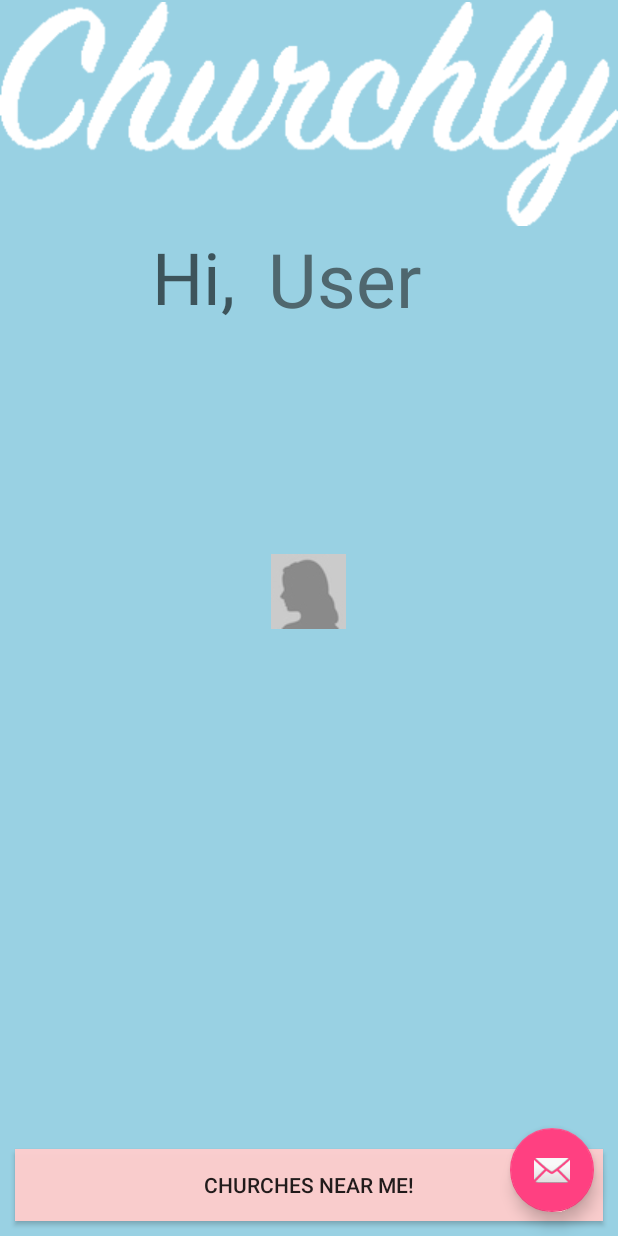
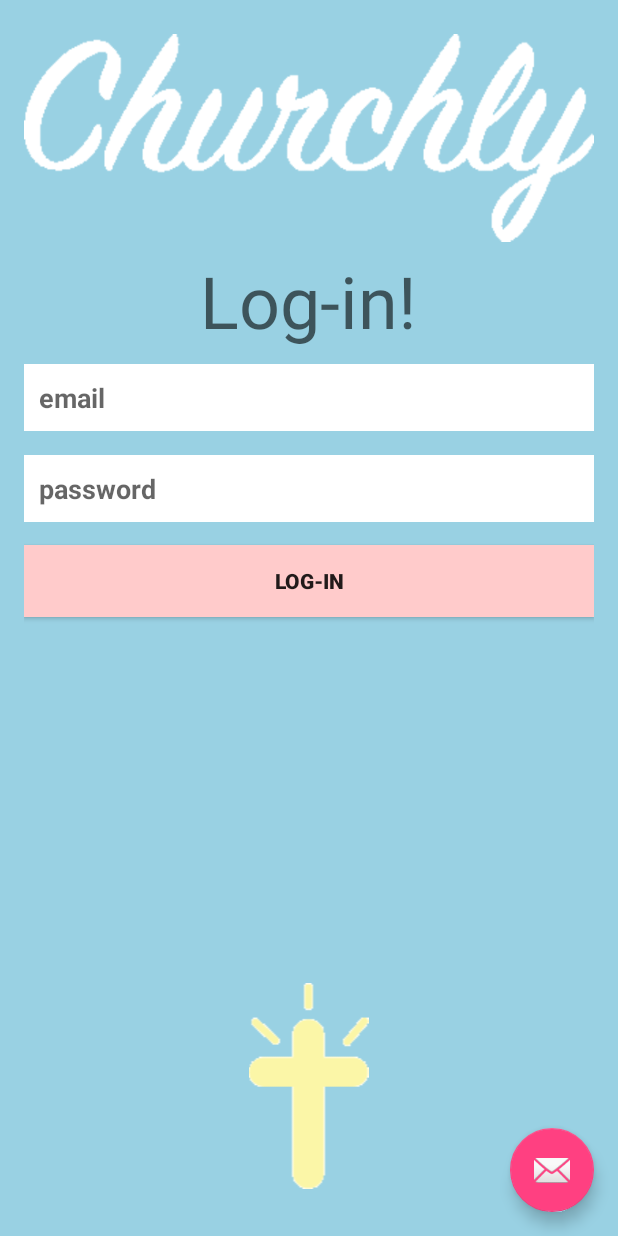
Before and after one commit to tessachi33/Churchly, an Android app: the screen it shows after launch (userActivity before the commit, loginActivity after it), after a tap on "LOG-IN", on a phone screen of 412 x 824 dp. Run offline under Robolectric (Android 15) with nearby library versions, the phone set to English and light mode, and no system bars; our stand-ins replace ButterKnife; libraries missing offline, so code that uses them is left out: com.parse; 2 statements that could not run were skipped.

Commit message:
Add loginActivity

```diff
--- a/app/src/main/AndroidManifest.xml
+++ b/app/src/main/AndroidManifest.xml
@@ -52,6 +52,11 @@
             android:label="@string/title_activity_signup2"
             android:theme="@style/AppTheme" >
         </activity>
+        <activity
+            android:name=".ui.loginActivity"
+            android:label="@string/title_activity_login"
+            android:theme="@style/AppTheme" >
+        </activity>
     </application>
 
 </manifest>
--- a/app/src/main/java/io/github/tessachi33/churchly/ui/MainActivity.java
+++ b/app/src/main/java/io/github/tessachi33/churchly/ui/MainActivity.java
@@ -30,7 +30,7 @@ public class MainActivity extends AppCompatActivity {
         mLoginButton.setOnClickListener(new View.OnClickListener() {
             @Override
             public void onClick(View v) {
-                Intent intent = new Intent(MainActivity.this, userActivity.class);
+                Intent intent = new Intent(MainActivity.this, loginActivity.class);
                 startActivity(intent);
             }
         });
--- /dev/null
+++ b/app/src/main/java/io/github/tessachi33/churchly/ui/loginActivity.java
@@ -0,0 +1,23 @@
+package io.github.tessachi33.churchly.ui;
+
+import android.os.Bundle;
+import android.support.design.widget.FloatingActionButton;
+import android.support.design.widget.Snackbar;
+import android.support.v7.app.AppCompatActivity;
+import android.support.v7.widget.Toolbar;
+import android.view.View;
+
+import butterknife.ButterKnife;
+import io.github.tessachi33.churchly.R;
+
+public class loginActivity extends AppCompatActivity {
+
+    @Override
+    protected void onCreate(Bundle savedInstanceState) {
+        super.onCreate(savedInstanceState);
+        setContentView(R.layout.activity_login);
+        ButterKnife.bind(this);
+
+    }
+
+}
--- a/app/src/main/java/io/github/tessachi33/churchly/ui/userActivity.java
+++ b/app/src/main/java/io/github/tessachi33/churchly/ui/userActivity.java
@@ -8,24 +8,29 @@ import android.support.v7.app.AppCompatActivity;
 import android.support.v7.widget.Toolbar;
 import android.view.View;
 import android.widget.Button;
+import android.widget.EditText;
 
+import com.parse.LogInCallback;
 import com.parse.Parse;
+import com.parse.ParseException;
+import com.parse.ParseUser;
 
 import java.util.ArrayList;
 
+import butterknife.Bind;
+import butterknife.ButterKnife;
 import io.github.tessachi33.churchly.R;
 
 public class userActivity extends AppCompatActivity {
 
-    private ArrayList<String> mUser;
-    private Button mChurchButton;
+  @Bind(R.id.churchButton) Button mChurchButton;
+
 
     @Override
     protected void onCreate(Bundle savedInstanceState) {
         super.onCreate(savedInstanceState);
         setContentView(R.layout.activity_user);
-
-        mChurchButton = (Button) findViewById(R.id.churchButton);
+        ButterKnife.bind(this);
 
         mChurchButton.setOnClickListener(new View.OnClickListener() {
             @Override
@@ -33,7 +38,6 @@ public class userActivity extends AppCompatActivity {
                 Intent intent = new Intent(userActivity.this, churchActivity.class);
                 startActivity(intent);
 
-
             }
         });
     }
--- /dev/null
+++ b/app/src/main/res/layout/activity_login.xml
@@ -0,0 +1,21 @@
+<?xml version="1.0" encoding="utf-8"?>
+<android.support.design.widget.CoordinatorLayout
+    xmlns:android="http://schemas.android.com/apk/res/android"
+    xmlns:app="http://schemas.android.com/apk/res-auto"
+    xmlns:tools="http://schemas.android.com/tools"
+    android:layout_width="match_parent"
+    android:layout_height="match_parent"
+    android:fitsSystemWindows="true"
+    tools:context="io.github.tessachi33.churchly.ui.loginActivity">
+
+    <include layout="@layout/content_login"/>
+
+    <android.support.design.widget.FloatingActionButton
+        android:id="@+id/fab"
+        android:layout_width="wrap_content"
+        android:layout_height="wrap_content"
+        android:layout_gravity="bottom|end"
+        android:layout_margin="@dimen/fab_margin"
+        android:src="@android:drawable/ic_dialog_email"/>
+
+</android.support.design.widget.CoordinatorLayout>
--- /dev/null
+++ b/app/src/main/res/layout/content_login.xml
@@ -0,0 +1,94 @@
+<?xml version="1.0" encoding="utf-8"?>
+<RelativeLayout
+    xmlns:android="http://schemas.android.com/apk/res/android"
+    xmlns:tools="http://schemas.android.com/tools"
+    xmlns:app="http://schemas.android.com/apk/res-auto"
+    android:layout_width="match_parent"
+    android:layout_height="match_parent"
+    android:paddingLeft="@dimen/activity_horizontal_margin"
+    android:paddingRight="@dimen/activity_horizontal_margin"
+    android:paddingTop="@dimen/activity_vertical_margin"
+    android:paddingBottom="@dimen/activity_vertical_margin"
+    app:layout_behavior="@string/appbar_scrolling_view_behavior"
+    tools:showIn="@layout/activity_login"
+    android:background="#99D1E3"
+    tools:context="io.github.tessachi33.churchly.ui.loginActivity">
+
+    <ImageView
+        android:layout_width="fill_parent"
+        android:layout_height="wrap_content"
+        android:id="@+id/churchly_text"
+        android:layout_alignParentTop="true"
+        android:layout_centerHorizontal="true"
+        android:src="@drawable/churchly_text"
+        android:background="@android:color/transparent" />
+
+
+    <ImageView
+        android:layout_width="wrap_content"
+        android:layout_height="wrap_content"
+        android:id="@+id/churchly_cross"
+        android:src="@drawable/churchly_cross"
+        android:background="@android:color/transparent"
+        android:layout_alignParentBottom="true"
+        android:layout_alignLeft="@+id/textLog"
+        android:layout_alignStart="@+id/textLog"
+        android:layout_below="@+id/signupButton"
+        android:layout_alignRight="@+id/textLog"
+        android:layout_alignEnd="@+id/textLog"
+        android:layout_marginTop="30dp"
+        android:layout_marginBottom="15dp" />
+
+    <EditText
+        android:layout_width="fill_parent"
+        android:layout_height="wrap_content"
+        android:inputType="textEmailAddress"
+        android:ems="10"
+        android:id="@+id/email"
+        android:hint="email"
+        android:textStyle="bold"
+        android:typeface="normal"
+        android:background="@android:color/white"
+        android:layout_below="@+id/textLog"
+        android:layout_centerHorizontal="true"
+        android:layout_marginTop="10dp"
+        android:padding="10dp" />
+
+    <EditText
+        android:layout_width="fill_parent"
+        android:layout_height="wrap_content"
+        android:inputType="textPassword"
+        android:ems="10"
+        android:id="@+id/password"
+        android:textStyle="bold"
+        android:hint="password"
+        android:background="@android:color/white"
+        android:layout_alignLeft="@+id/email"
+        android:layout_alignStart="@+id/email"
+        android:layout_below="@+id/email"
+        android:layout_marginTop="16dp"
+        android:padding="10dp" />
+
+    <TextView
+        android:layout_width="wrap_content"
+        android:layout_height="wrap_content"
+        android:textAppearance="?android:attr/textAppearanceMedium"
+        android:text="Log-in!"
+        android:id="@+id/textLog"
+        android:textSize="@android:dimen/app_icon_size"
+        android:layout_below="@+id/churchly_text"
+        android:layout_centerHorizontal="true" />
+
+    <Button
+        android:layout_width="fill_parent"
+        android:layout_height="wrap_content"
+        android:text="Log-in"
+        android:id="@+id/loginButton"
+        android:textStyle="bold"
+        android:background="#ffcbcb"
+        android:layout_below="@+id/password"
+        android:layout_alignLeft="@+id/password"
+        android:layout_alignStart="@+id/password"
+        android:layout_marginTop="15dp" />
+
+</RelativeLayout>
--- a/app/src/main/res/layout/content_main.xml
+++ b/app/src/main/res/layout/content_main.xml
@@ -23,55 +23,9 @@
         android:id="@+id/churchly_cross"
         android:src="@drawable/churchly_cross"
         android:background="@android:color/transparent"
-        android:layout_alignParentBottom="true"
-        android:layout_alignLeft="@+id/textLog"
-        android:layout_alignStart="@+id/textLog"
         android:layout_below="@+id/signupButton"
-        android:layout_alignRight="@+id/textLog"
-        android:layout_alignEnd="@+id/textLog"
-        android:layout_marginTop="30dp"
-        android:layout_marginBottom="15dp" />
-
-    <EditText
-        android:layout_width="fill_parent"
-        android:layout_height="wrap_content"
-        android:inputType="textEmailAddress"
-        android:ems="10"
-        android:id="@+id/email"
-        android:text="Email"
-        android:hint="email"
-        android:textStyle="bold"
-        android:typeface="normal"
-        android:background="@android:color/white"
-        android:layout_below="@+id/textLog"
         android:layout_centerHorizontal="true"
-        android:layout_marginTop="10dp"
-        android:padding="10dp" />
-
-    <EditText
-        android:layout_width="fill_parent"
-        android:layout_height="wrap_content"
-        android:inputType="textPassword"
-        android:ems="10"
-        android:id="@+id/password"
-        android:textStyle="bold"
-        android:hint="password"
-        android:background="@android:color/white"
-        android:layout_alignLeft="@+id/email"
-        android:layout_alignStart="@+id/email"
-        android:layout_below="@+id/email"
-        android:layout_marginTop="16dp"
-        android:padding="10dp" />
-
-    <TextView
-        android:layout_width="wrap_content"
-        android:layout_height="wrap_content"
-        android:textAppearance="?android:attr/textAppearanceMedium"
-        android:text="Log-in!"
-        android:id="@+id/textLog"
-        android:textSize="@android:dimen/app_icon_size"
-        android:layout_below="@+id/churchly_text"
-        android:layout_centerHorizontal="true" />
+        android:layout_marginTop="46dp"/>
 
     <Button
         android:layout_width="fill_parent"
@@ -80,10 +34,9 @@
         android:id="@+id/loginButton"
         android:textStyle="bold"
         android:background="#ffcbcb"
-        android:layout_below="@+id/password"
-        android:layout_alignLeft="@+id/password"
-        android:layout_alignStart="@+id/password"
-        android:layout_marginTop="15dp" />
+        android:layout_centerVertical="true"
+        android:layout_alignParentLeft="true"
+        android:layout_alignParentStart="true"/>
 
     <Button
         android:layout_width="fill_parent"
--- a/app/src/main/res/layout/content_user.xml
+++ b/app/src/main/res/layout/content_user.xml
@@ -51,7 +51,7 @@
         android:layout_toEndOf="@+id/textLog"
         android:textSize="50dp"
         android:textColor="#4f676e"
-        android:layout_marginLeft="10dp"/>
+        android:layout_marginLeft="5dp"/>
 
     <ImageView
         android:layout_width="wrap_content"
```
